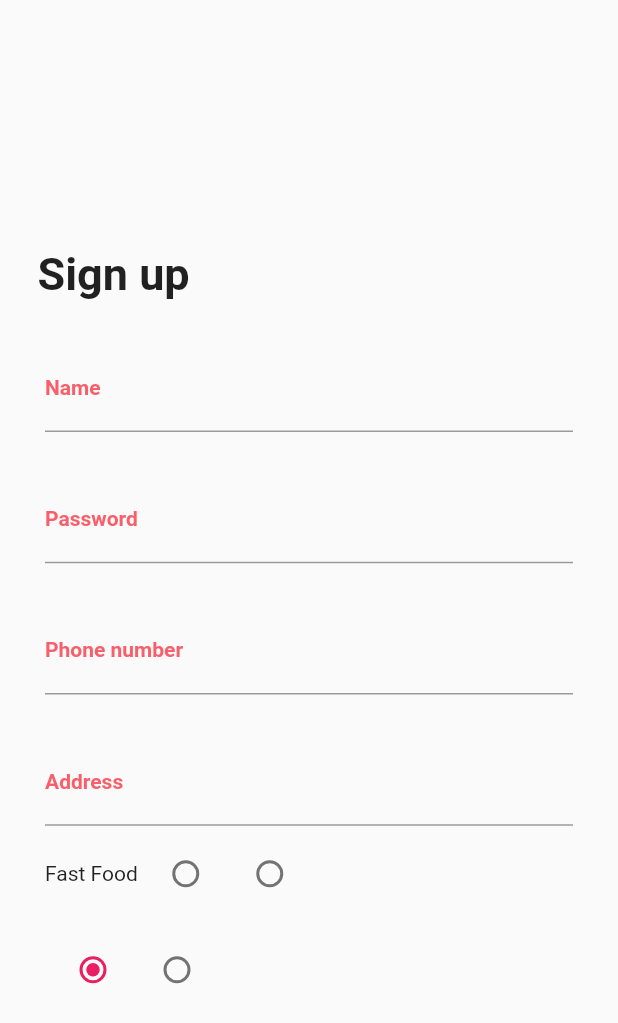
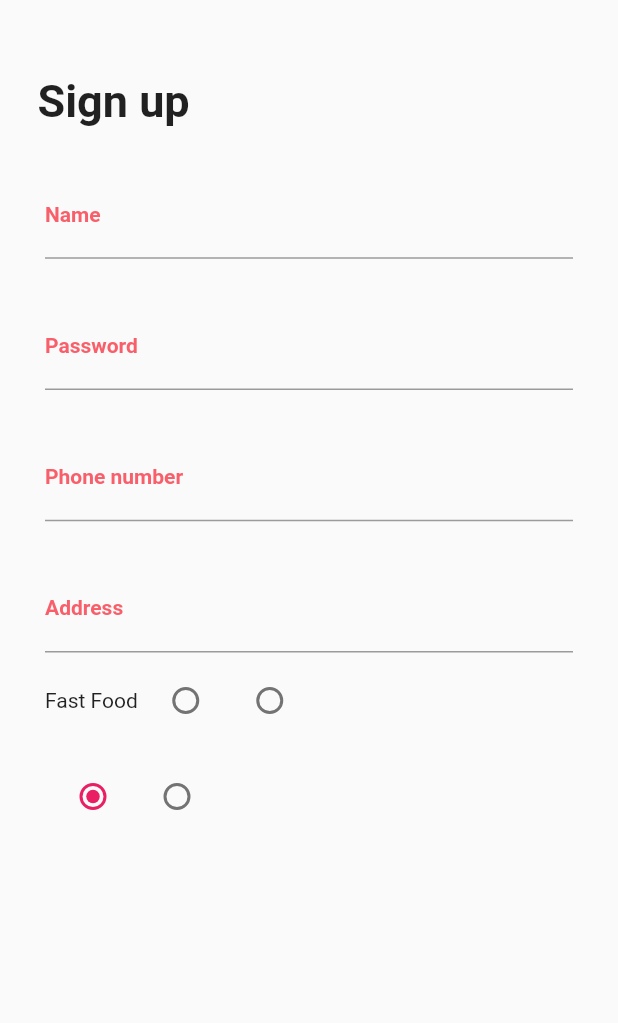
Before and after one commit to amir-r-z-a/chf-restaurant-App, a Flutter app: the SignUpScreen screen opened directly, on a phone screen of 412 x 824 dp. Shown: the top 1023 px of the screen. Run offline on Flutter 3.47's test engine with Material 2 defaults, Android fonts, the phone set to English and light mode, and no system bars; missing offline and left inert: dart:html.

Commit message:
scroll view added to main Container

```diff
--- a/lib/screens/signupScreen.dart
+++ b/lib/screens/signupScreen.dart
@@ -23,9 +23,9 @@ class _SignUpScreenState extends State<SignUpScreen> {
   @override
   Widget build(BuildContext context) {
     return Scaffold(
-      body: Container(
+      body: SingleChildScrollView(
+        child: Container(
           child: Column(
-          mainAxisAlignment: MainAxisAlignment.center,
             children: [
               Container(
                   margin: EdgeInsets.fromLTRB(25, 50, 0, 0),
@@ -133,6 +133,7 @@ class _SignUpScreenState extends State<SignUpScreen> {
             ],
           ),
         ),
+      ),
     );
   }
 }
```
Lines whose indentation alone changed are shown as unchanged.
